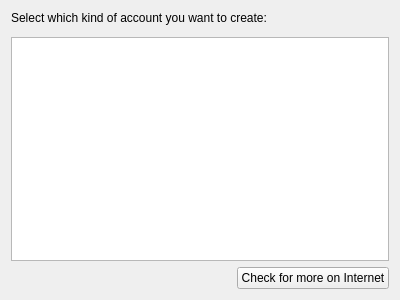
Above: accountwizard/typepage.ui from KDE/kdepim-runtime before the change. Below: the same form after it.
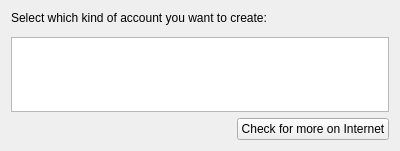
That is the form after the change. Custom widgets are drawn as their Qt base class.

Commit message: Resize initial screen. Add support for a cli option to point to a tar-package.

Patch:
```diff
--- a/accountwizard/typepage.ui
+++ b/accountwizard/typepage.ui
@@ -7,7 +7,7 @@
     <x>0</x>
     <y>0</y>
     <width>400</width>
-    <height>300</height>
+    <height>151</height>
    </rect>
   </property>
   <layout class="QVBoxLayout" name="verticalLayout">
```
The commit also changes 6 other files.
